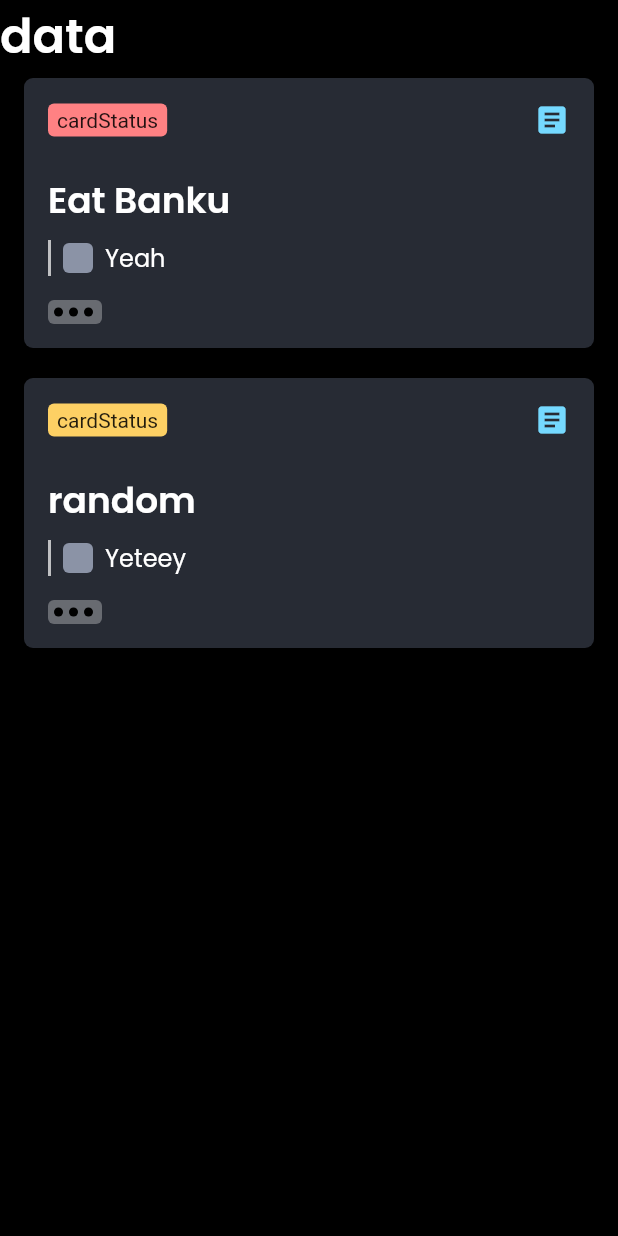
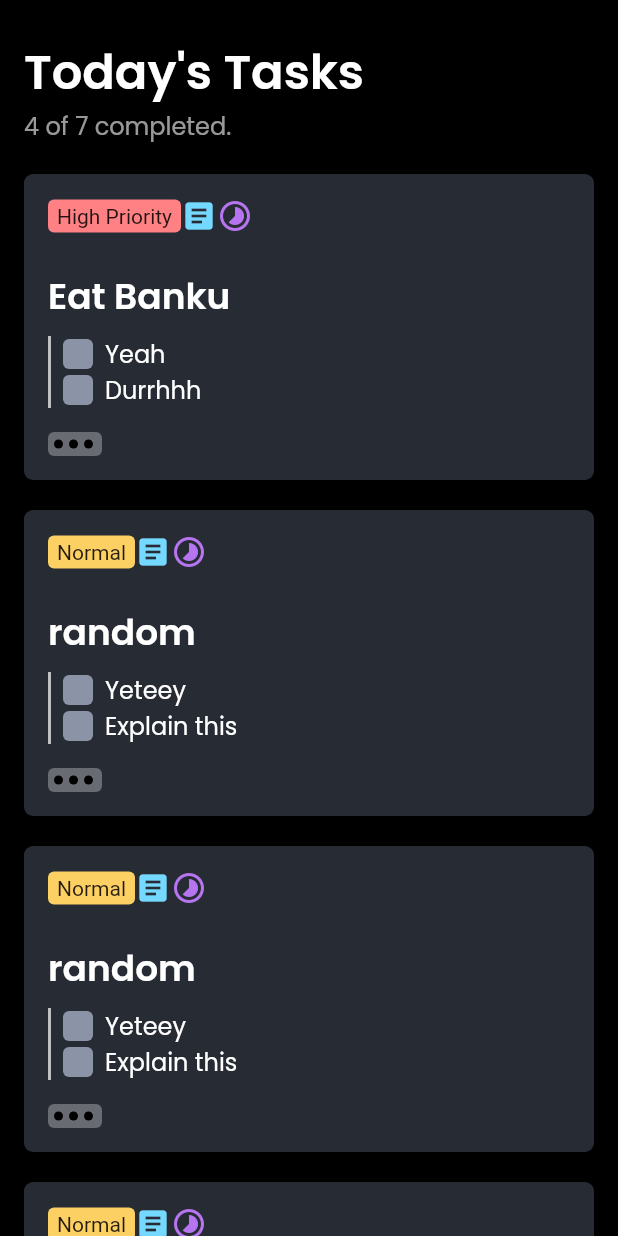
Before and after one commit to amenolabode/task_management, a Flutter app: the screen it shows after launch, on a phone screen of 412 x 824 dp. Run offline on Flutter 3.47's test engine with Material 2 defaults, Android fonts, the phone set to English and light mode, and no system bars.

Commit message:
designed cards

```diff
--- /dev/null
+++ b/lib/Components/CheckList_Box.dart
@@ -0,0 +1,48 @@
+import 'package:flutter/material.dart';
+
+class SubListCheckbox extends StatefulWidget {
+  const SubListCheckbox({
+    Key? key,
+  }) : super(key: key);
+
+  @override
+  State<SubListCheckbox> createState() => _SubListCheckboxState();
+}
+
+class _SubListCheckboxState extends State<SubListCheckbox> {
+  bool isChecked = false;
+  @override
+  Widget build(BuildContext context) {
+    return Padding(
+      padding: const EdgeInsets.fromLTRB(8, 0, 8, 0),
+      child: Container(
+        height: 20,
+        width: 20,
+        decoration: BoxDecoration(
+            color: const Color(0xff8B93A6),
+            borderRadius: BorderRadius.circular(4)),
+        child: Theme(
+          child: Checkbox(
+            checkColor: Colors.white,
+            activeColor: Colors.purple,
+            shape: RoundedRectangleBorder(
+              borderRadius: BorderRadius.circular(4),
+            ),
+            side: const BorderSide(
+              color: Colors.transparent,
+            ),
+            value: isChecked,
+            onChanged: (bool? value) {
+              setState(
+                () {
+                  isChecked = value!;
+                },
+              );
+            },
+          ),
+          data: ThemeData(),
+        ),
+      ),
+    );
+  }
+}
--- a/lib/Components/task_card.dart
+++ b/lib/Components/task_card.dart
@@ -1,4 +1,5 @@
 import 'package:flutter/material.dart';
+import 'package:task_management/Components/CheckList_Box.dart';
 import 'package:task_management/styles.dart';
 // import 'package:task_management/globals.dart';
 
@@ -6,14 +7,16 @@ class TaskCard extends StatefulWidget {
   final String cardStatus;
   final String taskNote;
   final Color priorityColor;
-  final String subTaskList;
+  final String subTaskListOne;
+  final String subTaskListTwo;
 
   const TaskCard(
       {Key? key,
       required this.cardStatus,
       required this.taskNote,
       required this.priorityColor,
-      required this.subTaskList})
+      required this.subTaskListOne,
+      required this.subTaskListTwo})
       : super(key: key);
 
   @override
@@ -27,7 +30,7 @@ class _TaskCardState extends State<TaskCard> {
   Widget build(BuildContext context) {
     double height = MediaQuery.of(context).size.height;
     // double width = MediaQuery.of(context).size.width;
-    // bool value = false;
+    bool visibilityToggle = false;
 
     return Padding(
       padding: const EdgeInsets.fromLTRB(16, 4, 16, 16),
@@ -51,13 +54,19 @@ class _TaskCardState extends State<TaskCard> {
                       borderRadius: BorderRadius.circular(4)),
                   child: Text(widget.cardStatus),
                 ),
-                const Expanded(
-                  child: Align(
+                Align(
                   alignment: Alignment.centerRight,
-                    child: Icon(
+                  child: Row(
+                    children: [
+                      Icon(
                         Icons.article,
                         color: Color(0xff75D9FF),
                       ),
+                      Icon(
+                        Icons.timelapse,
+                        color: Color(0xffB774F0),
+                      ),
+                    ],
                   ),
                 )
               ],
@@ -66,7 +75,21 @@ class _TaskCardState extends State<TaskCard> {
               padding: const EdgeInsets.fromLTRB(0, 24, 0, 8),
               child: Text(widget.taskNote, style: cardHeader),
             ),
-            Row(
+            TaskList(widget.subTaskListOne),
+            TaskList(widget.subTaskListTwo),
+            const Padding(
+              padding: EdgeInsets.only(top: 16.0),
+              child: Visibility(child: MoreVert()),
+            ),
+          ],
+        ),
+      ),
+    );
+  }
+
+//Each line of subtasks
+  Row TaskList(String taskListText) {
+    return Row(
       // crossAxisAlignment: CrossAxisAlignment.stretch,
       children: [
         Container(
@@ -78,39 +101,9 @@ class _TaskCardState extends State<TaskCard> {
           children: [
             Row(
               children: [
-                        Padding(
-                          padding: const EdgeInsets.fromLTRB(8, 0, 8, 0),
-                          child: Container(
-                            height: 20,
-                            width: 20,
-                            decoration: BoxDecoration(
-                                color: const Color(0xff8B93A6),
-                                borderRadius: BorderRadius.circular(4)),
-                            child: Theme(
-                              child: Checkbox(
-                                checkColor: Colors.white,
-                                activeColor: Colors.purple,
-                                shape: RoundedRectangleBorder(
-                                  borderRadius: BorderRadius.circular(4),
-                                ),
-                                side: const BorderSide(
-                                  color: Colors.transparent,
-                                ),
-                                value: isChecked,
-                                onChanged: (bool? value) {
-                                  setState(
-                                    () {
-                                      isChecked = value!;
-                                    },
-                                  );
-                                },
-                              ),
-                              data: ThemeData(),
-                            ),
-                          ),
-                        ),
+                SubListCheckbox(),
                 Text(
-                          widget.subTaskList,
+                  taskListText,
                   style: subTasks,
                 )
               ],
@@ -118,18 +111,11 @@ class _TaskCardState extends State<TaskCard> {
           ],
         )
       ],
-            ),
-            const Padding(
-              padding: EdgeInsets.only(top: 16.0),
-              child: MoreVert(),
-            ),
-          ],
-        ),
-      ),
     );
   }
 }
 
+//Vertical Clicker for expansion of task card
 class MoreVert extends StatelessWidget {
   const MoreVert({
     Key? key,
--- a/lib/Screens/task_home.dart
+++ b/lib/Screens/task_home.dart
@@ -18,24 +18,53 @@ class TaskHome extends StatelessWidget {
           ),
           ListView(
             scrollDirection: Axis.vertical,
+            children: [
+              Padding(
+                padding: const EdgeInsets.fromLTRB(16, 24, 0, 16),
+                child: Column(
+                  crossAxisAlignment: CrossAxisAlignment.start,
                   children: const [
                     Text(
-                "data",
+                      "Today's Tasks",
                       style: Header,
                     ),
-              // TaskCard(cardStatus: "cardStatus")
-              TaskCard(
-                  cardStatus: "cardStatus",
+                    Text(
+                      "4 of 7 completed.",
+                      style: bodyTextStyle_grey,
+                    ),
+                  ],
+                ),
+              ),
+              const TaskCard(
+                cardStatus: "High Priority",
                 taskNote: "Eat Banku",
                 priorityColor: Color(0xffFF8183),
-                  subTaskList: "Yeah"),
-              TaskCard(
-                  cardStatus: "cardStatus",
+                subTaskListOne: "Yeah",
+                subTaskListTwo: "Durrhhh",
+              ),
+              const TaskCard(
+                cardStatus: "Normal",
                 taskNote: "random",
                 priorityColor: Color(0xffFDD064),
-                  subTaskList: "Yeteey")
+                subTaskListOne: "Yeteey",
+                subTaskListTwo: "Explain this",
+              ),
+              const TaskCard(
+                cardStatus: "Normal",
+                taskNote: "random",
+                priorityColor: Color(0xffFDD064),
+                subTaskListOne: "Yeteey",
+                subTaskListTwo: "Explain this",
+              ),
+              const TaskCard(
+                cardStatus: "Normal",
+                taskNote: "random",
+                priorityColor: Color(0xffFDD064),
+                subTaskListOne: "Yeteey",
+                subTaskListTwo: "Explain this",
+              ),
             ],
-          )
+          ),
         ],
       ),
     );
--- a/lib/globals.dart
+++ /dev/null
@@ -1 +0,0 @@
-bool showCardContents = false;
--- a/lib/styles.dart
+++ b/lib/styles.dart
@@ -17,3 +17,15 @@ const TextStyle subTasks = TextStyle(
     fontSize: 16,
     fontWeight: FontWeight.w400,
     color: Colors.white);
+
+const TextStyle bodyTextStyle = TextStyle(
+    fontFamily: "Poppins",
+    fontSize: 16,
+    fontWeight: FontWeight.w400,
+    color: Colors.white);
+
+const TextStyle bodyTextStyle_grey = TextStyle(
+    fontFamily: "Poppins",
+    fontSize: 16,
+    fontWeight: FontWeight.w400,
+    color: Colors.white60);
```
Lines whose indentation alone changed are shown as unchanged.
